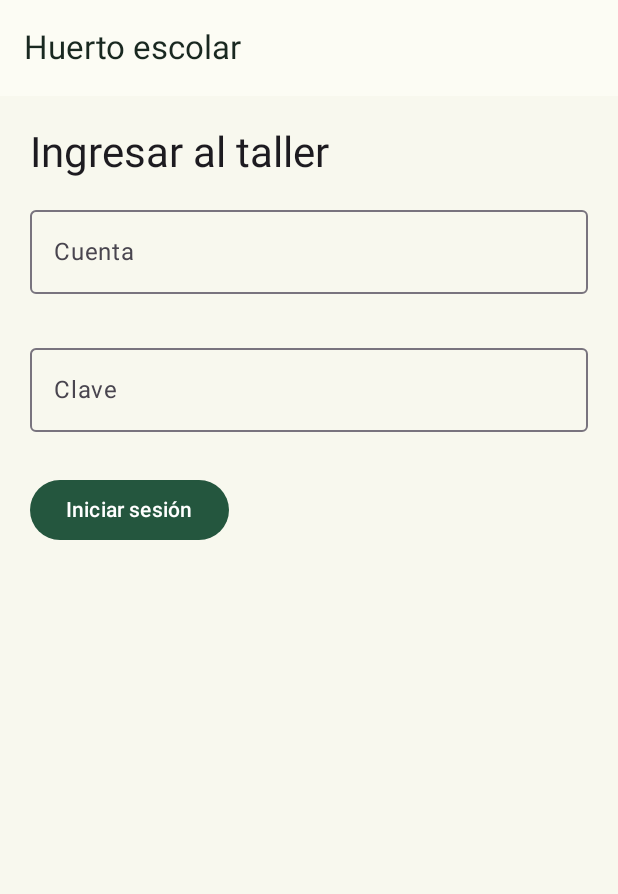
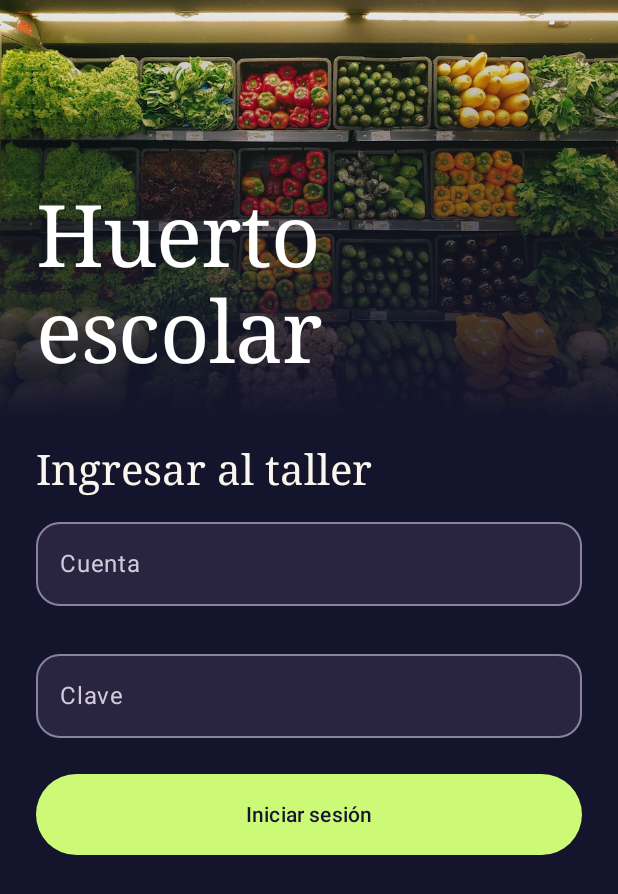
Before and after one commit to struqueuzi/huertoescolar-frontend, an Android app built with Jetpack Compose: the screen it shows after launch (MainActivity), on a phone screen of 412 x 824 dp. Shown: the top 894 px of the screen. Run offline under Robolectric (Android 15) with nearby library versions, the phone set to English and light mode, and no system bars; our stand-ins replace Room's generated code.

Commit message:
Rediseña acceso, navegación y pantallas con identidad nocturna de cosecha

```diff
--- a/app/build.gradle.kts
+++ b/app/build.gradle.kts
@@ -26,7 +26,7 @@ android {
             }
         }
     }
-    buildTypes { getByName("debug") { applicationIdSuffix = ".vista" }; getByName("release") { signingConfig = signingConfigs.getByName("academica") } }
+    buildTypes { getByName("debug") { applicationIdSuffix = ".cosecha" }; getByName("release") { signingConfig = signingConfigs.getByName("academica") } }
     buildFeatures { compose = true }
     composeOptions { kotlinCompilerExtensionVersion = "1.5.14" }
     compileOptions {
--- a/app/src/debug/res/values/app_name.xml
+++ b/app/src/debug/res/values/app_name.xml
@@ -1 +1 @@
-<resources><string name="app_name">Huerto · Vista</string></resources>
+<resources><string name="app_name">Huerto · Cosecha</string></resources>
--- a/app/src/main/java/cl/huerto/MainActivity.kt
+++ b/app/src/main/java/cl/huerto/MainActivity.kt
@@ -1,6 +1,17 @@
 package cl.huerto
 
 import android.os.Bundle
+import androidx.compose.foundation.Image
+import androidx.compose.foundation.background
+import androidx.compose.foundation.rememberScrollState
+import androidx.compose.foundation.verticalScroll
+import androidx.compose.ui.Alignment
+import androidx.compose.ui.graphics.Brush
+import androidx.compose.ui.graphics.Color
+import androidx.compose.ui.layout.ContentScale
+import androidx.compose.ui.res.painterResource
+import androidx.compose.ui.unit.dp
+import androidx.compose.material.icons.filled.DateRange
 import androidx.compose.material.icons.Icons
 import androidx.compose.material.icons.filled.Home
 import androidx.compose.material.icons.filled.List
@@ -50,17 +61,17 @@ class MainActivity : ComponentActivity() {
         val admin=user?.rol==ADMIN
         Scaffold(bottomBar={
             val route=active?.destination?.route
-            if(user!=null && route in listOf("inicio","tareas","sectores")) {
-                NavigationBar {
-                    for ((target,label,icon) in listOf(Triple("inicio","Inicio",Icons.Default.Home),Triple("tareas","Tareas",Icons.Default.List),Triple("sectores","Huerto",Icons.Default.Place))) {
-                        NavigationBarItem(selected=route==target,icon={Icon(icon,null)},label={Text(label)},onClick={
+            if(user!=null && route!=null && !route.startsWith("form/")) {
+                NavigationBar(containerColor=MaterialTheme.colorScheme.background) {
+                    for ((target,label,icon) in listOf(Triple("inicio","Inicio",Icons.Default.Home),Triple("tareas","Tareas",Icons.Default.List),Triple("sectores","Huerto",Icons.Default.Place),Triple("avisos","Avisos",Icons.Default.DateRange))) {
+                        NavigationBarItem(selected=route==target || (target=="sectores" && (route.startsWith("sector/") || route.startsWith("cultivo/"))) || (target=="tareas" && route.startsWith("tarea/")),icon={Icon(icon,null)},label={Text(label)},onClick={
                             if(route!=target) nav.navigate(target) { popUpTo("inicio"); launchSingleTop=true }
                         })
                     }
                 }
             }
         },snackbarHost={SnackbarHost(snack)},topBar={
-            TopAppBar(title={Text("Huerto escolar")},navigationIcon={
+            if(user!=null) TopAppBar(title={Text("Huerto escolar")},navigationIcon={
                 if(user!=null && active?.destination?.route !in listOf(null,"inicio")) TextButton(onClick=back){Text("Volver")}
             },actions={if(user!=null) TextButton(enabled=!busy,onClick=vm::logout){Text("Salir")}})
         }) { padding ->
@@ -69,10 +80,19 @@ class MainActivity : ComponentActivity() {
                 else if(user==null) {
                     var name by rememberSaveable { mutableStateOf("") }
                     var password by remember { mutableStateOf("") }
-                    Page("Ingresar al taller") {
+                    Column(Modifier.fillMaxSize().verticalScroll(rememberScrollState()).background(MaterialTheme.colorScheme.background)) {
+                        Box(Modifier.fillMaxWidth().height(280.dp)) {
+                            Image(painterResource(R.drawable.cosecha),null,Modifier.matchParentSize(),contentScale=ContentScale.Crop)
+                            Box(Modifier.matchParentSize().background(Brush.verticalGradient(listOf(Color.Transparent,MaterialTheme.colorScheme.background))))
+                            Text("Huerto\nescolar",Modifier.align(Alignment.BottomStart).padding(24.dp),style=MaterialTheme.typography.displayLarge.copy(fontFamily=androidx.compose.ui.text.font.FontFamily.Serif),color=Color.White)
+                        }
+                        Column(Modifier.fillMaxWidth().padding(horizontal=24.dp,vertical=16.dp),verticalArrangement=Arrangement.spacedBy(8.dp)) {
+                        Text("Ingresar al taller",style=MaterialTheme.typography.headlineMedium)
+
                         Field("Cuenta",name,errors["Cuenta"]){name=it}
                         Field("Clave",password,null,true){password=it}
-                        Button(enabled=!busy,onClick={vm.login(name,password)}){Text("Iniciar sesión")}
+                        Button(modifier=Modifier.fillMaxWidth().height(54.dp),enabled=!busy,onClick={vm.login(name,password)}){Text("Iniciar sesión")}
+                        }
                     }
                 } else NavHost(nav,"inicio") {
                     composable("inicio"){Home(user,g,go)}
--- a/app/src/main/java/cl/huerto/ui/Components.kt
+++ b/app/src/main/java/cl/huerto/ui/Components.kt
@@ -1,5 +1,8 @@
 package cl.huerto.ui
 import androidx.compose.animation.*
+import androidx.compose.foundation.background
+import androidx.compose.foundation.shape.RoundedCornerShape
+import androidx.compose.ui.graphics.Brush
 import androidx.compose.foundation.layout.*
 import androidx.compose.foundation.rememberScrollState
 import androidx.compose.foundation.verticalScroll
@@ -12,7 +15,7 @@ import androidx.compose.ui.unit.dp
 import cl.huerto.ui.theme.statusColor
 
 @Composable fun Page(title: String, body: @Composable ColumnScope.() -> Unit) {
-    Box(Modifier.fillMaxSize(),contentAlignment=Alignment.TopCenter) {
+    Box(Modifier.fillMaxSize().background(Brush.verticalGradient(listOf(MaterialTheme.colorScheme.surface, MaterialTheme.colorScheme.background))),contentAlignment=Alignment.TopCenter) {
         Column(Modifier.widthIn(max=720.dp).fillMaxWidth().verticalScroll(rememberScrollState()).padding(20.dp),
             verticalArrangement=Arrangement.spacedBy(12.dp)) {
             Text(title,style=MaterialTheme.typography.headlineMedium)
@@ -23,17 +26,20 @@ import cl.huerto.ui.theme.statusColor
 }
 @Composable fun Line(title: String, detail: String="", action: (() -> Unit)?=null) {
     val content: @Composable ColumnScope.() -> Unit = {
-        Column(Modifier.padding(14.dp),verticalArrangement=Arrangement.spacedBy(4.dp)) {
+        Row(Modifier.fillMaxWidth().padding(16.dp),verticalAlignment=Alignment.CenterVertically) {
+        Column(Modifier.weight(1f),verticalArrangement=Arrangement.spacedBy(4.dp)) {
             Text(title,style=MaterialTheme.typography.titleMedium)
-            if(detail.isNotBlank()) Text(detail,style=MaterialTheme.typography.bodyMedium)
+            if(detail.isNotBlank()) Text(detail,color=MaterialTheme.colorScheme.onSurfaceVariant,style=MaterialTheme.typography.bodyMedium)
+        }
+        if(action!=null) Text("›",style=MaterialTheme.typography.headlineMedium,color=MaterialTheme.colorScheme.primary)
         }
     }
     if(action == null) OutlinedCard(Modifier.fillMaxWidth(),content=content)
     else OutlinedCard(onClick=action,modifier=Modifier.fillMaxWidth(),content=content)
 }
-@Composable fun Status(value: String) { Crossfade(value,label="Estado de tarea") { Text(it,color=statusColor(it),style=MaterialTheme.typography.labelLarge) } }
+@Composable fun Status(value: String) { Crossfade(value,label="Estado de tarea") { Surface(shape=RoundedCornerShape(50),color=statusColor(it).copy(alpha=.14f)) { Text(it,Modifier.padding(horizontal=14.dp,vertical=6.dp),color=statusColor(it),style=MaterialTheme.typography.labelLarge) } } }
 @Composable fun Field(label: String,value: String,error: String?,secret: Boolean=false,change: (String)->Unit) {
-    OutlinedTextField(value,change,modifier=Modifier.fillMaxWidth(),label={Text(label)},isError=error!=null,
+    OutlinedTextField(value,change,modifier=Modifier.fillMaxWidth(),shape=RoundedCornerShape(16.dp),colors=OutlinedTextFieldDefaults.colors(unfocusedContainerColor=MaterialTheme.colorScheme.surface,focusedContainerColor=MaterialTheme.colorScheme.surface),label={Text(label)},isError=error!=null,
         visualTransformation=if(secret) PasswordVisualTransformation() else VisualTransformation.None,
         trailingIcon={if(error!=null) Text("⚠",color=MaterialTheme.colorScheme.error)},
         supportingText={AnimatedVisibility(error!=null) { Text(error.orEmpty()) }})
--- a/app/src/main/java/cl/huerto/ui/Screens.kt
+++ b/app/src/main/java/cl/huerto/ui/Screens.kt
@@ -26,9 +26,9 @@ fun editRoute(form: Form,id: Long=0) = "form/${form.name}/$id"
     Page(if(admin) "Cuaderno del huerto" else "Mi jornada") {
         val pendientes = g.tarea.count { it.estado == SUBMITTED }
         val atrasadas = g.tarea.count { overdue(it.estado,it.fecha) }
-        Surface(shape=RoundedCornerShape(24.dp), color=MaterialTheme.colorScheme.primary) {
+        Surface(shape=RoundedCornerShape(24.dp), color=MaterialTheme.colorScheme.surface,contentColor=androidx.compose.ui.graphics.Color.White) {
             Box {
-            Image(painterResource(R.drawable.huerto_paisaje),null,Modifier.matchParentSize(),
+            Image(painterResource(R.drawable.cosecha),null,Modifier.matchParentSize(),
                 contentScale=androidx.compose.ui.layout.ContentScale.Crop)
             Box(Modifier.matchParentSize().background(androidx.compose.ui.graphics.Brush.horizontalGradient(
                 listOf(androidx.compose.ui.graphics.Color(0xFF183D36),androidx.compose.ui.graphics.Color.Transparent))))
--- a/app/src/main/java/cl/huerto/ui/theme/Theme.kt
+++ b/app/src/main/java/cl/huerto/ui/theme/Theme.kt
@@ -3,15 +3,22 @@ import androidx.compose.material3.*
 import androidx.compose.runtime.Composable
 import androidx.compose.ui.graphics.Color
 import cl.huerto.domain.*
-private val bosque = Color(0xFF24563E)
-private val tierra = Color(0xFF77502F)
-private val tinta = Color(0xFF192820)
-val success = Color(0xFF21613D)
-val warning = Color(0xFF785100)
-val information = Color(0xFF245780)
-val danger = Color(0xFFA32B29)
-private val palette = lightColorScheme(primary=bosque,secondary=tierra,background=Color(0xFFF8F8EE),surface=Color(0xFFFCFCF4),onSurface=tinta,error=danger)
-private val type = Typography()
+private val ink = Color(0xFF14142C)
+private val plum = Color(0xFF29243F)
+private val lime = Color(0xFFCDFA76)
+val success = Color(0xFFAAF3A9)
+val warning = Color(0xFFFFCE83)
+val information = Color(0xFFBAB5FF)
+val danger = Color(0xFFFFA19B)
+private val palette = darkColorScheme(
+    primary=lime, onPrimary=ink, secondary=information, background=ink,
+    surface=plum, surfaceVariant=Color(0xFF37324E), onSurface=Color(0xFFFBF6ED),
+    onBackground=Color(0xFFFBF6ED), onSurfaceVariant=Color(0xFFD2CBDD),
+    secondaryContainer=Color(0xFF474061), onSecondaryContainer=Color.White,
+    outline=Color(0xFF8B819E), outlineVariant=Color(0xFF4A435D), error=danger)
+private val type = Typography().let { defaults -> defaults.copy(
+    headlineMedium=defaults.headlineMedium.copy(fontFamily=androidx.compose.ui.text.font.FontFamily.Serif),
+    titleMedium=defaults.titleMedium.copy(fontWeight=androidx.compose.ui.text.font.FontWeight.Bold)) }
 @Composable fun GardenTheme(content: @Composable () -> Unit) = MaterialTheme(colorScheme=palette,typography=type,content=content)
 fun statusColor(text: String) = when(text) {
     APPROVED,"Cosechado","Cerrado","Atendido","Disponible","En crecimiento" -> success
```
Also changed, not shown: app/src/main/res/drawable-nodpi/cosecha.jpg (added).
